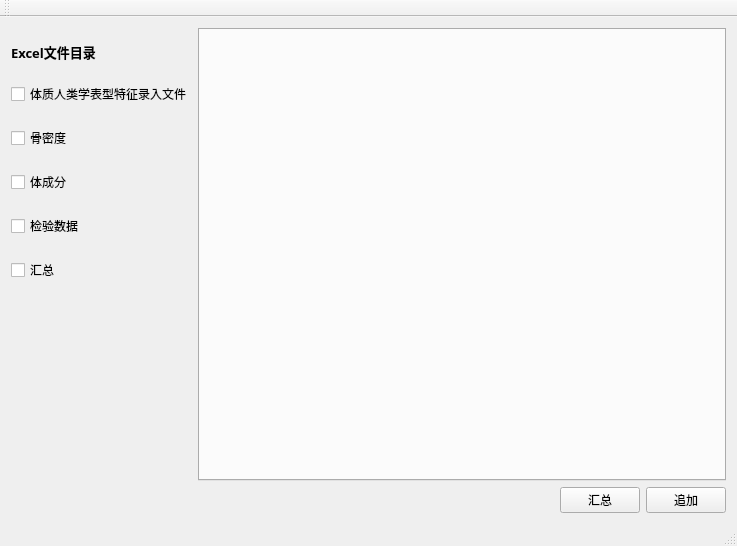
Qt form mainwindow.ui (gzYou/mergeExcel) before a commit.
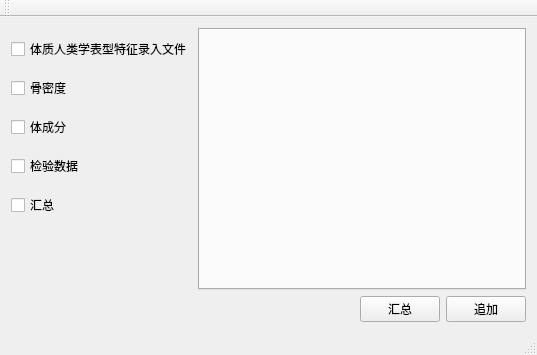
The same form after that commit.

```diff
--- a/mainwindow.ui
+++ b/mainwindow.ui
@@ -6,8 +6,8 @@
    <rect>
     <x>0</x>
     <y>0</y>
-    <width>737</width>
-    <height>546</height>
+    <width>537</width>
+    <height>355</height>
    </rect>
   </property>
   <property name="sizePolicy">
@@ -24,45 +24,9 @@
     <item>
      <layout class="QVBoxLayout" name="verticalLayout_3">
       <item>
-       <layout class="QHBoxLayout" name="horizontalLayout_6">
+       <layout class="QHBoxLayout" name="horizontalLayout_2" stretch="1,9">
         <item>
          <layout class="QVBoxLayout" name="verticalLayout">
-          <item>
-           <widget class="QLabel" name="label">
-            <property name="sizePolicy">
-             <sizepolicy hsizetype="Preferred" vsizetype="Fixed">
-              <horstretch>0</horstretch>
-              <verstretch>0</verstretch>
-             </sizepolicy>
-            </property>
-            <property name="font">
-             <font>
-              <family>微软雅黑</family>
-              <pointsize>10</pointsize>
-              <weight>75</weight>
-              <bold>true</bold>
-             </font>
-            </property>
-            <property name="frameShape">
-             <enum>QFrame::NoFrame</enum>
-            </property>
-            <property name="frameShadow">
-             <enum>QFrame::Raised</enum>
-            </property>
-            <property name="lineWidth">
-             <number>0</number>
-            </property>
-            <property name="midLineWidth">
-             <number>0</number>
-            </property>
-            <property name="text">
-             <string>Excel文件目录</string>
-            </property>
-            <property name="alignment">
-             <set>Qt::AlignLeading|Qt::AlignLeft|Qt::AlignVCenter</set>
-            </property>
-           </widget>
-          </item>
           <item>
            <widget class="QCheckBox" name="checkBox">
             <property name="text">
@@ -109,7 +73,7 @@
             <property name="sizeHint" stdset="0">
              <size>
               <width>20</width>
-              <height>180</height>
+              <height>60</height>
              </size>
             </property>
            </spacer>
@@ -118,9 +82,6 @@
         </item>
         <item>
          <widget class="QTabWidget" name="tabWidget">
-          <property name="tabShape">
-           <enum>QTabWidget::Rounded</enum>
-          </property>
           <property name="currentIndex">
            <number>-1</number>
           </property>
@@ -135,10 +96,13 @@
           <property name="orientation">
            <enum>Qt::Horizontal</enum>
           </property>
+          <property name="sizeType">
+           <enum>QSizePolicy::Expanding</enum>
+          </property>
           <property name="sizeHint" stdset="0">
            <size>
-            <width>40</width>
-            <height>20</height>
+            <width>0</width>
+            <height>0</height>
            </size>
           </property>
          </spacer>
```
Left out of the diff: 6 changed lines with no effect on the pictures.
